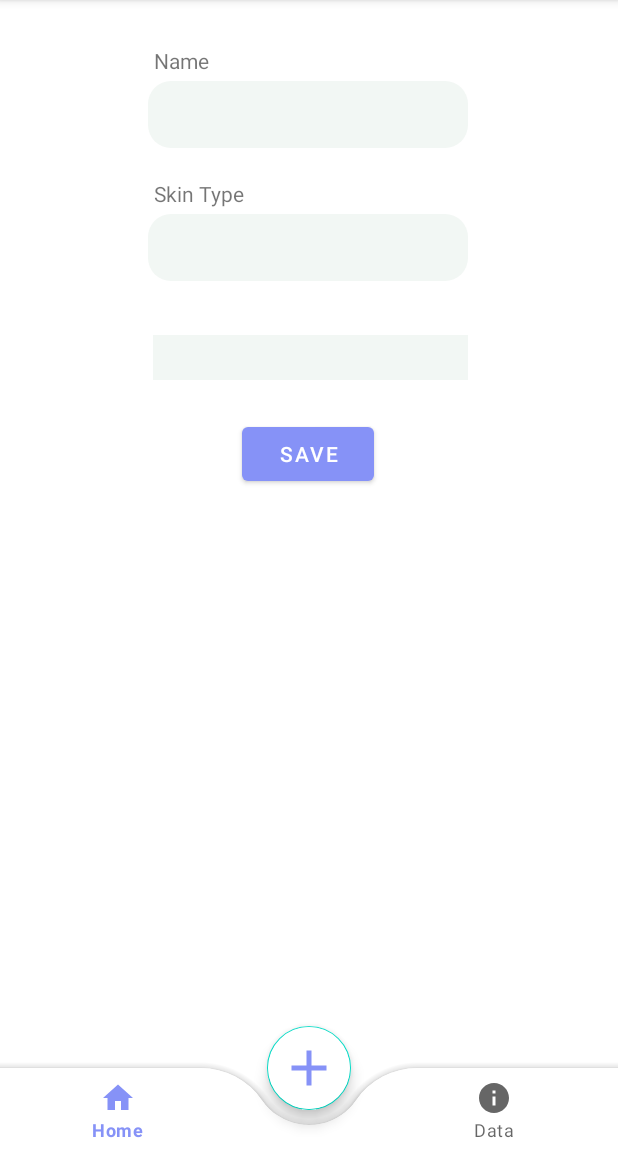
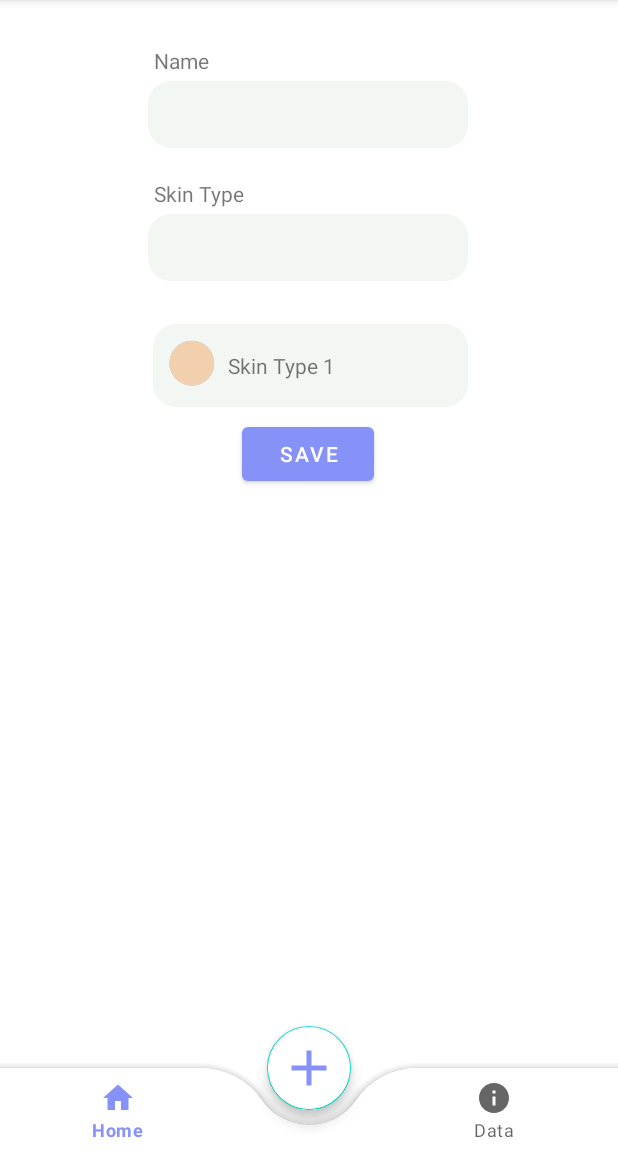
Before and after one commit to SlothCodeSloth/UVLightSensor, an Android app: the fragment AboutFragment placed in its activity, on a phone screen of 412 x 824 dp, the part 84-1236 px from its top. Run offline under Robolectric (Android 15) with nearby library versions, the phone set to English and light mode, and no system bars.

Commit message:
Spinner Opens correctly

```diff
--- a/app/src/main/java/com/example/finalproject/AboutFragment.java
+++ b/app/src/main/java/com/example/finalproject/AboutFragment.java
@@ -41,6 +41,7 @@ public class AboutFragment extends Fragment {
     Button saveButton;
     SharedPreferences userInfo;
     private Spinner skinTypeSpinner;
+    private skinTypeAdapter adapter;
     private static final String SHARED_PREF_NAME = "mypref";
     private static final String KEY_NAME = "name";
     private static final String KEY_SKIN_TYPE = "skinType";
@@ -88,7 +89,8 @@ public class AboutFragment extends Fragment {
         editSkin = view.findViewById(R.id.editSkin);
         saveButton = view.findViewById(R.id.saveButton);
         skinTypeSpinner = view.findViewById(R.id.skinTypeSpinner);
-
+        adapter = new skinTypeAdapter(getContext(), skinTypeData.getskinTypeList());  // MainActivity.this
+        skinTypeSpinner.setAdapter(adapter);
 
         if (restorePrefData()) {
             name = userInfo.getString("name", "");
--- a/app/src/main/java/com/example/finalproject/skinTypeAdapter.java
+++ b/app/src/main/java/com/example/finalproject/skinTypeAdapter.java
@@ -6,6 +6,8 @@ import android.view.LayoutInflater;
 import android.view.View;
 import android.view.ViewGroup;
 import android.widget.BaseAdapter;
+import android.widget.ImageView;
+import android.widget.TextView;
 
 import java.util.List;
 
@@ -34,6 +36,13 @@ public class skinTypeAdapter extends BaseAdapter {
 
     @Override
     public View getView(int i, View view, ViewGroup viewGroup) {
-        View rootView = LayoutInflater.from(context).inflate(R.layout.);
+        View rootView = LayoutInflater.from(context).inflate(R.layout.item_skintype, viewGroup, false);
+        TextView txtname = rootView.findViewById(R.id.name);
+        ImageView image = rootView.findViewById(R.id.image);
+
+        txtname.setText(skinTypeList.get(i).getType());
+        image.setImageResource(skinTypeList.get(i).getImage());
+
+        return rootView;
     }
 }
--- a/app/src/main/res/layout/fragment_about.xml
+++ b/app/src/main/res/layout/fragment_about.xml
@@ -74,8 +74,9 @@
     <Spinner
         android:id="@+id/skinTypeSpinner"
         android:layout_width="210dp"
-        android:layout_height="30dp"
-        android:background="@color/editTextColorLight"
+        android:layout_height="55dp"
+        android:backgroundTint="@color/editTextColorLight"
+        style="@style/SpinnerTheme"
         app:layout_constraintBottom_toBottomOf="parent"
         app:layout_constraintEnd_toEndOf="@+id/editSkin"
         app:layout_constraintHorizontal_bias="1.0"
--- /dev/null
+++ b/app/src/main/res/layout/item_skintype.xml
@@ -0,0 +1,31 @@
+<?xml version="1.0" encoding="utf-8"?>
+<androidx.constraintlayout.widget.ConstraintLayout xmlns:android="http://schemas.android.com/apk/res/android"
+    xmlns:tools="http://schemas.android.com/tools"
+    android:layout_width="match_parent"
+    android:layout_height="match_parent"
+    xmlns:app="http://schemas.android.com/apk/res-auto">
+
+    <ImageView
+        android:id="@+id/image"
+        android:layout_width="32dp"
+        android:layout_height="32dp"
+        android:src="@drawable/type1"
+        app:layout_constraintStart_toStartOf="parent"
+        app:layout_constraintTop_toTopOf="parent">
+
+    </ImageView>
+
+    <TextView
+        android:id="@+id/name"
+        android:layout_width="77dp"
+        android:layout_height="24dp"
+        android:layout_marginStart="8dp"
+        android:text="Skin Type 1"
+        app:layout_constraintBottom_toBottomOf="@+id/image"
+        app:layout_constraintLeft_toRightOf="@+id/image"
+        app:layout_constraintStart_toEndOf="@+id/image"
+        app:layout_constraintTop_toTopOf="@+id/image"
+        app:layout_constraintVertical_bias="1.0" />
+
+
+</androidx.constraintlayout.widget.ConstraintLayout>
--- a/app/src/main/res/values/themes.xml
+++ b/app/src/main/res/values/themes.xml
@@ -19,4 +19,16 @@
         <item name="android:windowEnterAnimation">@anim/slide_in</item>
         <item name="android:windowExitAnimation">@anim/slide_out</item>
     </style>
+
+    <style name="SpinnerTheme" parent="android:Widget.Material.Spinner.Underlined">
+        <item name="android:background">
+            @drawable/editbackground
+        </item>
+        <item name="android:popupBackground">
+            @drawable/editbackground
+        </item>
+        <item name="android:textAlignment">
+            textStart
+        </item>
+    </style>
 </resources>
```
